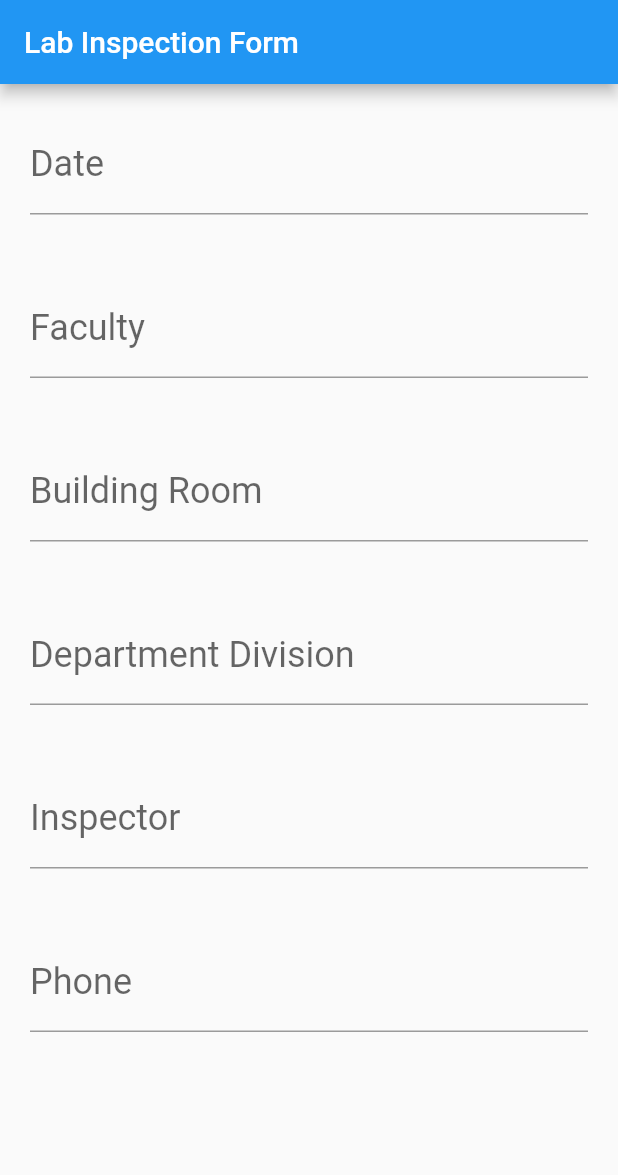
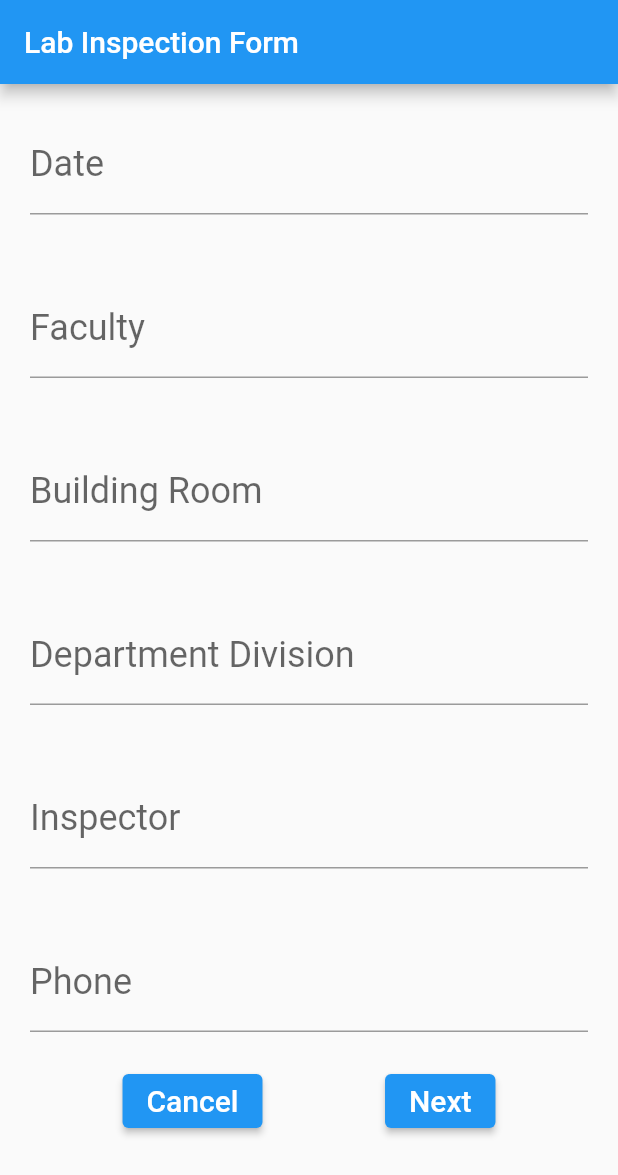
Before and after one commit to rhinroy2001/Event-Recorder, a Flutter app: the LabForm screen opened directly, on a phone screen of 412 x 824 dp. Shown: the top 1175 px of the screen. Run offline on Flutter 3.47's test engine with Material 2 defaults, Android fonts, the phone set to English and light mode, and no system bars.

Commit message:
added in a next button and a cancel

```diff
--- a/lib/generalInfo.dart
+++ b/lib/generalInfo.dart
@@ -1,4 +1,5 @@
 import 'package:flutter/material.dart';
+import 'main.dart';
 
 class Info extends StatelessWidget {
   const Info({super.key});
@@ -68,6 +69,21 @@ class Info extends StatelessWidget {
             ),
           ),
         ),
+        Row(mainAxisAlignment: MainAxisAlignment.spaceEvenly, children: [
+          ElevatedButton(
+            onPressed: () {
+              main();
+            },
+            child: const Text('Cancel', // Need a warning pop up
+                style: TextStyle(fontSize: 20)),
+          ),
+          ElevatedButton(
+            onPressed: () {
+              // go to next page on lab inspection form
+            },
+            child: const Text('Next', style: TextStyle(fontSize: 20)),
+          ),
+        ])
       ],
     );
   }
```
